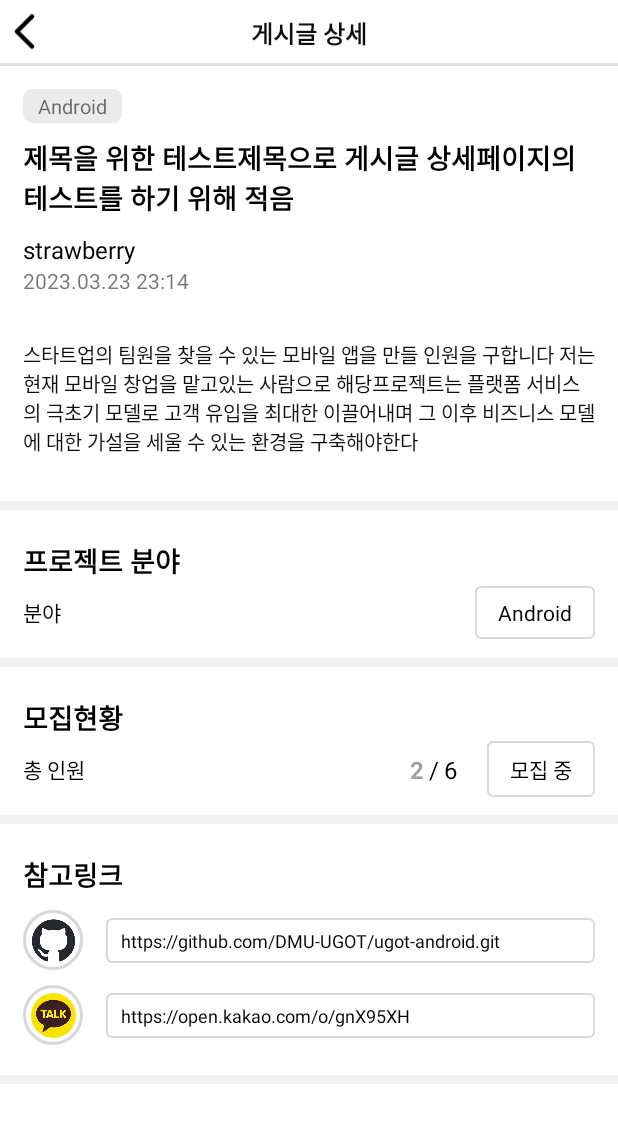
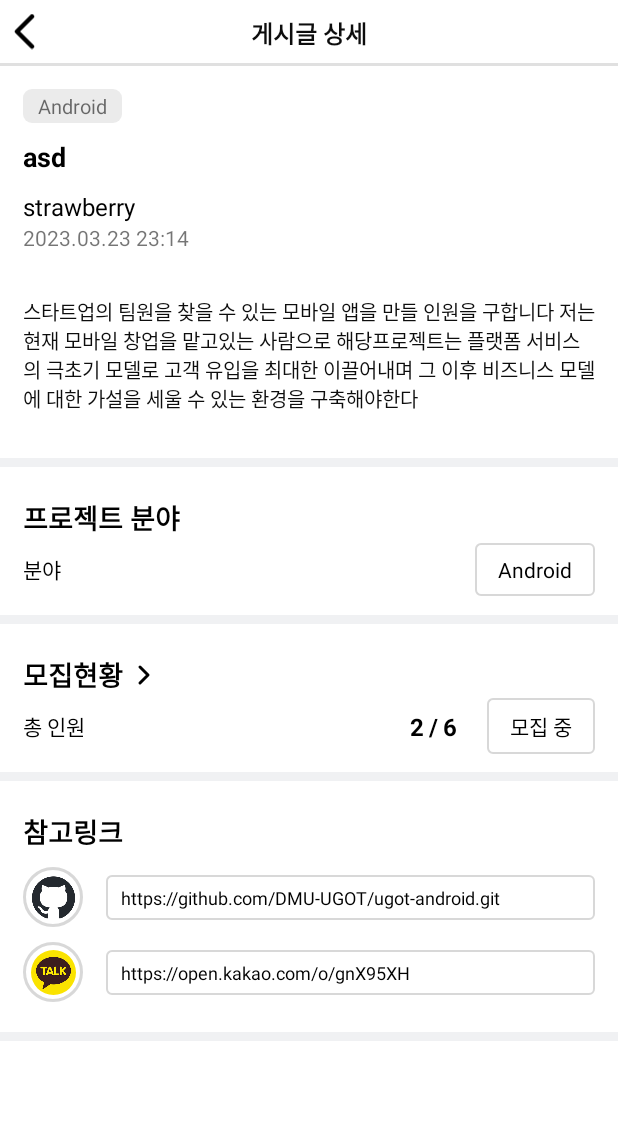
Before and after one commit to DMU-UGOT/ugot-android, an Android app: the layout activity_team_post_detail.xml on its own in the app's theme, with its tools: preview values and no code run, on a phone screen of 412 x 824 dp. Shown: the top 1123 px of the screen. Run offline under Robolectric (Android 15) with nearby library versions, the phone set to English and light mode, and no system bars.

Commit message:
피드백 사항 수정

```diff
--- /dev/null
+++ b/app/src/main/res/drawable/ic_team_post_persron_cnt.xml
@@ -0,0 +1,13 @@
+<vector xmlns:android="http://schemas.android.com/apk/res/android"
+    android:width="16dp"
+    android:height="16dp"
+    android:viewportWidth="16"
+    android:viewportHeight="16">
+    <path
+        android:fillColor="#00000000"
+        android:pathData="M6,13.333L11.333,8L6,2.666"
+        android:strokeWidth="2"
+        android:strokeColor="#000000"
+        android:strokeLineCap="round"
+        android:strokeLineJoin="round" />
+</vector>
--- a/app/src/main/res/layout/activity_team_post_detail.xml
+++ b/app/src/main/res/layout/activity_team_post_detail.xml
@@ -73,18 +73,16 @@
 
                     <TextView
                         android:id="@+id/tv_post_title"
-                        android:layout_width="wrap_content"
+                        android:layout_width="match_parent"
                         android:layout_height="0dp"
+                        android:layout_marginHorizontal="15dp"
                         android:layout_marginTop="10dp"
-                        android:layout_marginEnd="15dp"
                         android:maxLines="2"
-                        android:text="제목을 위한 테스트제목으로 게시글 상세페이지의 테스트를 하기 위해 적음"
+                        android:text="asd"
                         android:textColor="@color/black"
                         android:textSize="18dp"
                         android:textStyle="bold"
-                        app:layout_constrainedWidth="true"
                         app:layout_constraintEnd_toEndOf="parent"
-                        app:layout_constraintHorizontal_bias="0.0"
                         app:layout_constraintStart_toStartOf="@+id/tv_post_field"
                         app:layout_constraintTop_toBottomOf="@+id/tv_post_field" />
 
@@ -186,6 +184,16 @@
                         app:layout_constraintStart_toStartOf="@+id/tv_post_title"
                         app:layout_constraintTop_toBottomOf="@+id/line_person_cnt" />
 
+                    <ImageView
+                        android:id="@+id/iv_go_team_information"
+                        android:layout_width="wrap_content"
+                        android:layout_height="wrap_content"
+                        android:layout_marginStart="5dp"
+                        android:src="@drawable/ic_team_post_persron_cnt"
+                        app:layout_constraintBottom_toBottomOf="@+id/tv_person_cnt_title"
+                        app:layout_constraintStart_toEndOf="@+id/tv_person_cnt_title"
+                        app:layout_constraintTop_toTopOf="@+id/tv_person_cnt_title" />
+
                     <TextView
                         android:id="@+id/tv_person_cnt"
                         android:layout_width="wrap_content"
@@ -219,6 +227,7 @@
                         android:text="6"
                         android:textColor="@color/black"
                         android:textSize="16dp"
+                        android:textStyle="bold"
                         app:layout_constraintBottom_toBottomOf="@+id/tv_person_cnt_check"
                         app:layout_constraintEnd_toStartOf="@+id/tv_person_cnt_check"
                         app:layout_constraintTop_toTopOf="@+id/tv_person_cnt_check" />
@@ -229,8 +238,10 @@
                         android:layout_height="wrap_content"
                         android:layout_marginEnd="3dp"
                         android:text="/"
+                        android:textAppearance="@style/TextAppearance.AppCompat.Medium"
                         android:textColor="@color/black"
                         android:textSize="16dp"
+                        android:textStyle="bold"
                         app:layout_constraintBottom_toBottomOf="@+id/tv_person_cnt_check"
                         app:layout_constraintEnd_toStartOf="@+id/tv_total_person_cnt_end"
                         app:layout_constraintTop_toTopOf="@+id/tv_person_cnt_check" />
@@ -241,7 +252,8 @@
                         android:layout_height="wrap_content"
                         android:layout_marginEnd="3dp"
                         android:text="2"
-                        android:textColor="#60000000"
+                        android:textAppearance="@style/TextAppearance.AppCompat.Medium"
+                        android:textColor="@color/black"
                         android:textSize="16dp"
                         android:textStyle="bold"
                         app:layout_constraintBottom_toBottomOf="@+id/tv_person_cnt_check"
```
Also changed, not shown: app/src/main/java/com/example/ugotprototype/ui/team/adapter/TeamInformationRecyclerViewAdapter.kt (+5 -9 lines), app/src/main/java/com/example/ugotprototype/ui/team/view/TeamPostDetailActivity.kt (+8 -4 lines).
